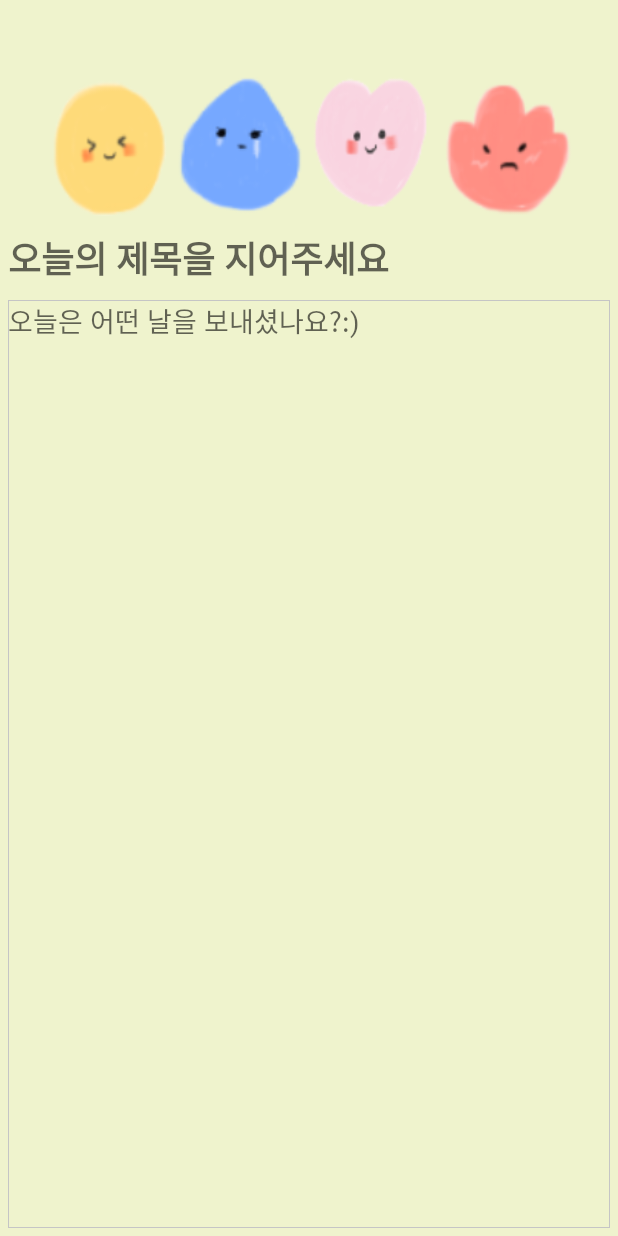
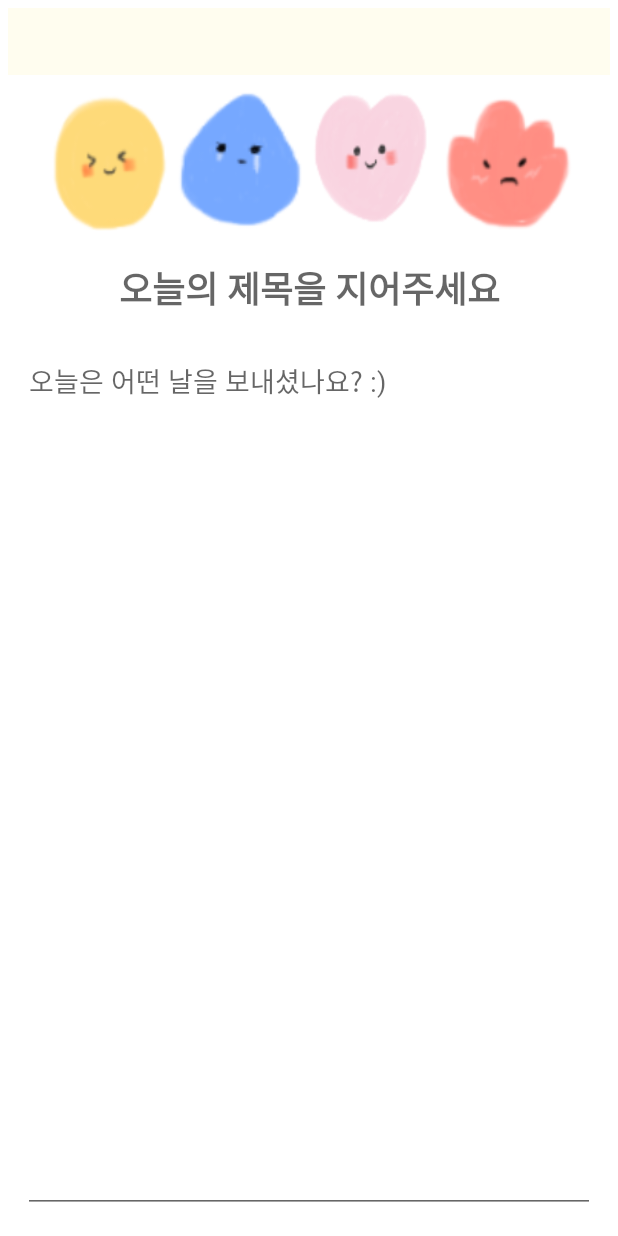
Before and after one commit to DSC-PKNU/sowon-s_sowon_is_top10, an Android app: the DiaryActivity screen opened directly, with no data from a screen before it, on a phone screen of 412 x 824 dp. Run offline under Robolectric (Android 15) with nearby library versions, the light colour scheme and no system bars.

Commit message:
edited layout

```diff
--- a/app/src/main/res/layout/activity_diary.xml
+++ b/app/src/main/res/layout/activity_diary.xml
@@ -9,7 +9,7 @@
     <LinearLayout
         android:layout_width="match_parent"
         android:layout_height="match_parent"
-        android:background="#EFF3CD"
+        android:background="#FFFFFF"
         android:orientation="vertical"
         tools:context=".CreateNewDiary">
 
@@ -24,7 +24,7 @@
                 android:id="@+id/tvwCreatedDate"
                 android:layout_width="match_parent"
                 android:layout_height="wrap_content"
-                android:background="#EFF3CD"
+                android:background="#FFFDEF"
                 android:paddingTop="10dp"
                 android:paddingBottom="10dp"
                 android:textColor="#5E5E5E"
@@ -34,6 +34,7 @@
                 android:layout_width="wrap_content"
                 android:layout_height="94dp"
                 android:layout_gravity="center"
+                android:layout_margin="10dp"
                 android:orientation="horizontal"
                 android:visibility="visible"
                 tools:visibility="visible">
@@ -81,9 +82,10 @@
                 android:layout_width="match_parent"
                 android:layout_height="wrap_content"
                 android:autofillHints="Name"
-                android:gravity="start|top"
+                android:background="#00EFF3CD"
+                android:fontFamily="@font/kopubatangbold"
+                android:gravity="center_horizontal|center_vertical"
                 android:hint="오늘의 제목을 지어주세요"
-                android:background="#EFF3CD"
                 android:inputType="textAutoCorrect"
                 android:paddingTop="10dp"
                 android:paddingBottom="10dp"
@@ -95,13 +97,15 @@
                 android:id="@+id/edtdiary"
                 android:layout_width="match_parent"
                 android:layout_height="match_parent"
+                android:layout_margin="10dp"
                 android:autofillHints="Name"
-                android:background="@drawable/border"
                 android:ems="10"
+                android:fontFamily="@font/kopubbatangmedium"
                 android:gravity="start|top"
-                android:hint="오늘은 어떤 날을 보내셨나요?:)"
+                android:hint="오늘은 어떤 날을 보내셨나요? :)"
                 android:inputType="textMultiLine"
-                android:textColor="#000000" />
+                android:textColor="#000000"
+                android:textColorHint="?android:attr/textColorHint" />
 
         </LinearLayout>
 
--- a/app/src/main/res/layout/activity_explain.xml
+++ b/app/src/main/res/layout/activity_explain.xml
@@ -4,7 +4,7 @@
     xmlns:tools="http://schemas.android.com/tools"
     android:layout_width="match_parent"
     android:layout_height="match_parent"
-    android:background="#E4EAAE"
+    android:background="#FFFDEF"
     android:orientation="vertical"
     tools:context=".ExplainActivity">
 
@@ -105,9 +105,9 @@
                             android:layout_width="wrap_content"
                             android:layout_height="wrap_content"
                             android:layout_gravity="center"
+                            android:layout_marginBottom="30dp"
                             android:fontFamily="@font/mapoflowerisland"
                             android:gravity="center_horizontal"
-                            android:layout_marginBottom="30dp"
                             android:text="때론 작은 미션도 수행하여\n나무의 성장을 도와주세요"
                             android:textSize="20dp" />
 
--- a/app/src/main/res/layout/activity_happy.xml
+++ b/app/src/main/res/layout/activity_happy.xml
@@ -5,7 +5,7 @@
     xmlns:tools="http://schemas.android.com/tools"
     android:layout_width="match_parent"
     android:layout_height="match_parent"
-    android:background="#E4EAAE"
+    android:background="#FFFDEF"
     tools:context=".HappyActivity">
 
     <ImageView
--- a/app/src/main/res/layout/activity_happy_result.xml
+++ b/app/src/main/res/layout/activity_happy_result.xml
@@ -5,7 +5,7 @@
     xmlns:tools="http://schemas.android.com/tools"
     android:layout_width="match_parent"
     android:layout_height="match_parent"
-    android:background="#E4EAAE"
+    android:background="#FFFDEF"
     tools:context=".HappyResultActivity">
 
     <Button
--- a/app/src/main/res/layout/activity_list.xml
+++ b/app/src/main/res/layout/activity_list.xml
@@ -9,12 +9,13 @@
     <androidx.coordinatorlayout.widget.CoordinatorLayout
         android:layout_width="match_parent"
         android:layout_height="match_parent"
-        android:background="#EFF3CD"
+        android:background="#FFFDEF"
         tools:context=".ListOfDiaryActivity">
 
         <com.google.android.material.appbar.AppBarLayout
             android:layout_width="match_parent"
             android:layout_height="wrap_content"
+            android:background="#FFFDEF"
             android:theme="@style/AppTheme.AppBarOverlay">
 
             <androidx.appcompat.widget.Toolbar
--- a/app/src/main/res/layout/activity_main.xml
+++ b/app/src/main/res/layout/activity_main.xml
@@ -4,7 +4,7 @@
     xmlns:tools="http://schemas.android.com/tools"
     android:layout_width="match_parent"
     android:layout_height="match_parent"
-    android:background="#E4EAAE"
+    android:background="#FFFFFF"
     android:orientation="vertical"
     tools:context=".MainActivity">
 
--- a/app/src/main/res/layout/content_listof_diary.xml
+++ b/app/src/main/res/layout/content_listof_diary.xml
@@ -17,7 +17,7 @@
             android:layout_width="match_parent"
             android:layout_height="match_parent"
             android:layout_margin="10dp"
-            android:background="#EFF3CD"
+            android:background="#FFFFFF"
             android:ellipsize="end"
             android:maxLength="3"
             android:singleLine="true" />
--- a/build.gradle
+++ b/build.gradle
@@ -6,7 +6,7 @@ buildscript {
         jcenter()
     }
     dependencies {
-        classpath "com.android.tools.build:gradle:4.1.1"
+        classpath 'com.android.tools.build:gradle:4.0.2'
         classpath "org.jetbrains.kotlin:kotlin-gradle-plugin:$kotlin_version"
 
         // NOTE: Do not place your application dependencies here; they belong
```
Also changed, not shown: app/src/main/res/layout/diarylist.xml (+25 -19 lines), gradle/wrapper/gradle-wrapper.properties, 1 other file.
